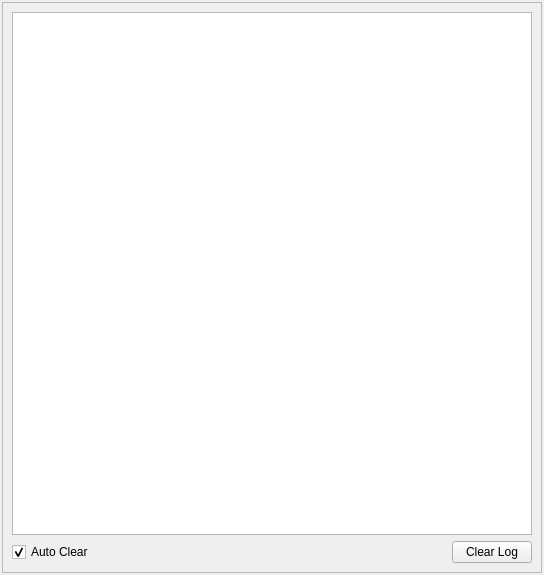
Old version of the form Projects/Inspector/LogWidget.ui in the repository ezEngine/ezEngine.
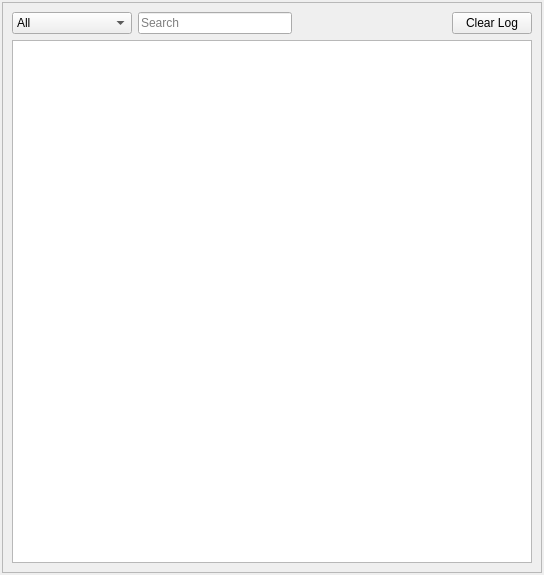
New version of the form.

Commit message: Added search and filter options to the log panel. Panels are now closable.

```diff
--- a/Projects/Inspector/LogWidget.ui
+++ b/Projects/Inspector/LogWidget.ui
@@ -12,8 +12,8 @@
   </property>
   <property name="minimumSize">
    <size>
-    <width>187</width>
-    <height>150</height>
+    <width>238</width>
+    <height>204</height>
    </size>
   </property>
   <property name="sizeIncrement">
@@ -23,7 +23,7 @@
    </size>
   </property>
   <property name="features">
-   <set>QDockWidget::DockWidgetFloatable|QDockWidget::DockWidgetMovable</set>
+   <set>QDockWidget::AllDockWidgetFeatures</set>
   </property>
   <property name="allowedAreas">
    <set>Qt::AllDockWidgetAreas</set>
@@ -49,29 +49,65 @@
       </property>
       <layout class="QVBoxLayout" name="verticalLayout">
        <item>
-        <widget class="QListWidget" name="ListLog">
-         <property name="alternatingRowColors">
-          <bool>true</bool>
-         </property>
-        </widget>
-       </item>
-       <item>
-        <layout class="QHBoxLayout" name="horizontalLayout_2">
+        <layout class="QHBoxLayout" name="horizontalLayout_3">
          <item>
-          <widget class="QCheckBox" name="CheckAutoClear">
-           <property name="toolTip">
-            <string>When enabled, the log is automatically cleared whenever a connection is made to a new application instance.</string>
+          <widget class="QComboBox" name="ComboLogLevel">
+           <item>
+            <property name="text">
+             <string>All</string>
+            </property>
+           </item>
+           <item>
+            <property name="text">
+             <string>Debug</string>
+            </property>
+           </item>
+           <item>
+            <property name="text">
+             <string>Dev</string>
+            </property>
+           </item>
+           <item>
+            <property name="text">
+             <string>Info</string>
+            </property>
+           </item>
+           <item>
+            <property name="text">
+             <string>Success</string>
+            </property>
+           </item>
+           <item>
+            <property name="text">
+             <string>Warning</string>
+            </property>
+           </item>
+           <item>
+            <property name="text">
+             <string>Serious Warning</string>
+            </property>
+           </item>
+           <item>
+            <property name="text">
+             <string>Error</string>
+            </property>
+           </item>
+           <item>
+            <property name="text">
+             <string>Fatal Error</string>
+            </property>
+           </item>
+          </widget>
+         </item>
+         <item>
+          <widget class="QLineEdit" name="LineSearch">
+           <property name="placeholderText">
+            <string>Search</string>
            </property>
-           <property name="text">
-            <string>Auto Clear</string>
-           </property>
-           <property name="checked">
-            <bool>true</bool>
-           </property>
           </widget>
          </item>
          <item>
-          <spacer name="horizontalSpacer_2">
+          <spacer name="horizontalSpacer">
            <property name="orientation">
             <enum>Qt::Horizontal</enum>
            </property>
@@ -92,6 +128,13 @@
          </item>
         </layout>
        </item>
+       <item>
+        <widget class="QListWidget" name="ListLog">
+         <property name="alternatingRowColors">
+          <bool>true</bool>
+         </property>
+        </widget>
+       </item>
       </layout>
      </widget>
     </item>
```
The commit also changes 10 other files.
